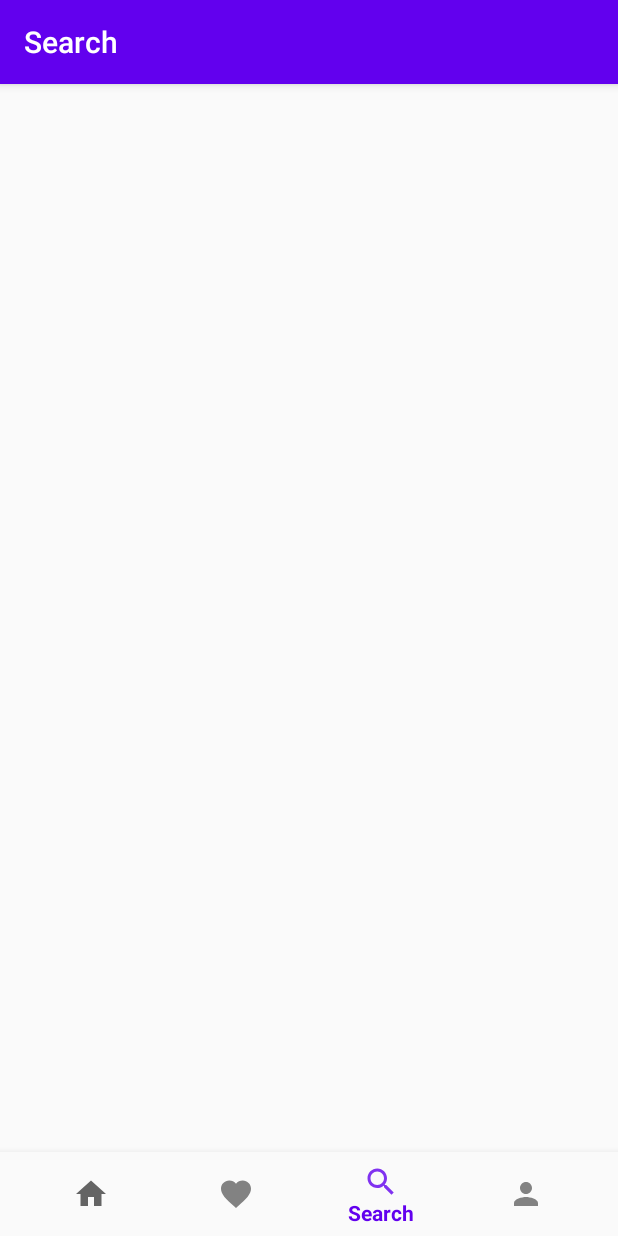
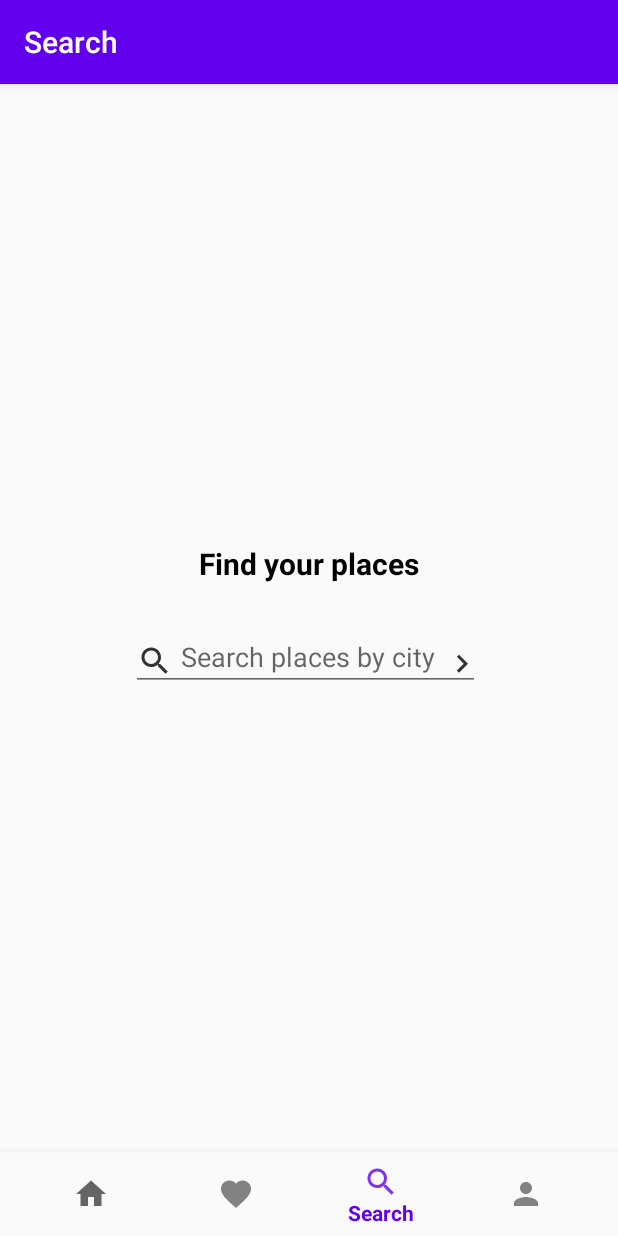
Before and after one commit to tomas99batista/Homies_Marketplace, an Android app: the SearchFragment screen opened through its navigation route, on a phone screen of 412 x 824 dp. Run offline under Robolectric (Android 15) with nearby library versions, the phone set to English and light mode, and no system bars; our stand-ins replace navigation-ui; 1 statement that could not run was skipped.

Commit message:
initial layout for search page and search results page, add search by city, initial layout for login and register, register a new user

```diff
--- a/android/HomiesMarketPlaceApp/app/src/main/java/com/example/homiesmarketplaceapp/network/GetDataService.java
+++ b/android/HomiesMarketPlaceApp/app/src/main/java/com/example/homiesmarketplaceapp/network/GetDataService.java
@@ -3,6 +3,7 @@ package com.example.homiesmarketplaceapp.network;
 import com.example.homiesmarketplaceapp.model.Place;
 import com.example.homiesmarketplaceapp.model.PlaceId;
 import com.example.homiesmarketplaceapp.model.Review;
+import com.example.homiesmarketplaceapp.model.User;
 
 import java.util.List;
 
@@ -37,4 +38,7 @@ public interface GetDataService {
 
     @POST("/places/{id}/reviews/")
     Call<String> addReview(@Path("id") long placeId, @Body Review review);
+
+    @POST("/users/")
+    Call<User> registerUser(@Body User body);
 }
--- a/android/HomiesMarketPlaceApp/app/src/main/java/com/example/homiesmarketplaceapp/ui/search/SearchFragment.java
+++ b/android/HomiesMarketPlaceApp/app/src/main/java/com/example/homiesmarketplaceapp/ui/search/SearchFragment.java
@@ -4,18 +4,37 @@ import android.os.Bundle;
 import android.view.LayoutInflater;
 import android.view.View;
 import android.view.ViewGroup;
+import android.widget.EditText;
+import android.widget.ImageButton;
+import android.widget.Toast;
 
 import androidx.annotation.NonNull;
 import androidx.fragment.app.Fragment;
+import androidx.navigation.fragment.NavHostFragment;
 
 import com.example.homiesmarketplaceapp.R;
 
 public class SearchFragment extends Fragment {
 
     View root;
+    EditText searchView;
+    ImageButton searchByName;
+
     public View onCreateView(@NonNull LayoutInflater inflater,
                              ViewGroup container, Bundle savedInstanceState) {
         root = inflater.inflate(R.layout.fragment_search, container, false);
+        searchView=root.findViewById(R.id.search_view);
+        searchByName=root.findViewById(R.id.sendQuery);
+
+        searchByName.setOnClickListener(new View.OnClickListener() {
+            @Override
+            public void onClick(View view) {
+                Toast.makeText(getContext(), "Search for "+searchView.getText().toString(), Toast.LENGTH_SHORT).show();
+                Bundle bundle = new Bundle();
+                bundle.putString("query", searchView.getText().toString());
+                NavHostFragment.findNavController(SearchFragment.this).navigate(R.id.search_to_results,bundle);
+            }
+        });
         return root;
     }
 }
--- /dev/null
+++ b/android/HomiesMarketPlaceApp/app/src/main/res/drawable-anydpi/ic_right_arrow.xml
@@ -0,0 +1,11 @@
+<vector xmlns:android="http://schemas.android.com/apk/res/android"
+    android:width="24dp"
+    android:height="24dp"
+    android:viewportWidth="24"
+    android:viewportHeight="24"
+    android:tint="#000000"
+    android:alpha="0.8">
+    <path
+        android:fillColor="#FF000000"
+        android:pathData="M8.59,16.34l4.58,-4.59 -4.58,-4.59L10,5.75l6,6 -6,6z"/>
+</vector>
--- a/android/HomiesMarketPlaceApp/app/src/main/res/layout/fragment_search.xml
+++ b/android/HomiesMarketPlaceApp/app/src/main/res/layout/fragment_search.xml
@@ -2,5 +2,46 @@
 <androidx.constraintlayout.widget.ConstraintLayout
     xmlns:android="http://schemas.android.com/apk/res/android" android:layout_width="match_parent"
     android:layout_height="match_parent">
+    <LinearLayout
+        android:layout_width="match_parent"
+        android:layout_height="match_parent"
+        android:orientation="vertical"
+        android:gravity="center">
+        <TextView
+            android:layout_width="wrap_content"
+            android:layout_height="wrap_content"
+            android:padding="5dp"
+            android:layout_margin="10dp"
+            android:text="Find your places"
+            android:textColor="@android:color/black"
+            android:textSize="20sp"
+            android:textStyle="bold" />
+        <LinearLayout
+            android:layout_width="match_parent"
+            android:layout_height="wrap_content"
+            android:gravity="center"
+            android:orientation="horizontal">
+            <EditText
+                android:id="@+id/search_view"
+                android:layout_margin="16dp"
+                android:layout_width="wrap_content"
+                android:drawablePadding="5dp"
+                android:layout_gravity="center"
+                android:layout_height="40dp"
+                android:paddingRight="30dp"
+                android:drawableStart="@drawable/ic_search"
+                android:hint="Search places by city"
+                />
+
+            <ImageButton
+                android:id="@+id/sendQuery"
+                android:layout_marginLeft="-60dp"
+                style="?android:buttonBarButtonStyle"
+                android:paddingBottom="5dp"
+                android:src="@drawable/ic_right_arrow"
+                android:layout_width="wrap_content"
+                android:layout_height="wrap_content" />
+        </LinearLayout>
+    </LinearLayout>
 
 </androidx.constraintlayout.widget.ConstraintLayout>
--- a/android/HomiesMarketPlaceApp/app/src/main/res/navigation/mobile_navigation.xml
+++ b/android/HomiesMarketPlaceApp/app/src/main/res/navigation/mobile_navigation.xml
@@ -29,7 +29,12 @@
         android:id="@+id/navigation_search"
         android:name="com.example.homiesmarketplaceapp.ui.search.SearchFragment"
         android:label="Search"
-        tools:layout="@layout/fragment_search"/>
+        tools:layout="@layout/fragment_search">
+        <action
+            android:id="@+id/search_to_results"
+            app:destination="@id/navigation_search_results"/>
+
+    </fragment>
 
     <fragment
         android:id="@+id/navigation_profile"
@@ -43,4 +48,15 @@
         android:label="Place Details"
         tools:layout="@layout/fragment_details"/>
 
+
+    <fragment
+        android:id="@+id/navigation_search_results"
+        android:name="com.example.homiesmarketplaceapp.ui.search_results.SearchResultsFragment"
+        android:label="Search Results"
+        tools:layout="@layout/fragment_search_results">
+
+        <action
+            android:id="@+id/search_results_to_details"
+            app:destination="@id/navigation_details"/>
+    </fragment>
 </navigation>
```
Also changed, not shown: android/HomiesMarketPlaceApp/app/src/main/AndroidManifest.xml (+13 -6 lines), android/HomiesMarketPlaceApp/app/src/main/java/com/example/homiesmarketplaceapp/ui/LoginActivity.java (added, +58 -0 lines), android/HomiesMarketPlaceApp/app/src/main/java/com/example/homiesmarketplaceapp/ui/RegisterActivity.java (added, +75 -0 lines), android/HomiesMarketPlaceApp/app/src/main/java/com/example/homiesmarketplaceapp/ui/search_results/SearchResultsFragment.java (added, +80 -0 lines), android/HomiesMarketPlaceApp/app/src/main/res/layout/activity_login.xml (added, +75 -0 lines), android/HomiesMarketPlaceApp/app/src/main/res/layout/activity_register.xml (added, +86 -0 lines), android/HomiesMarketPlaceApp/app/src/main/res/layout/fragment_search_results.xml (added, +12 -0 lines), android/HomiesMarketPlaceApp/app/src/main/res/drawable-hdpi/ic_right_arrow.png (added), android/HomiesMarketPlaceApp/app/src/main/res/drawable-mdpi/ic_right_arrow.png (added), android/HomiesMarketPlaceApp/app/src/main/res/drawable-xhdpi/ic_right_arrow.png (added), android/HomiesMarketPlaceApp/app/src/main/res/drawable-xxhdpi/ic_right_arrow.png (added).
